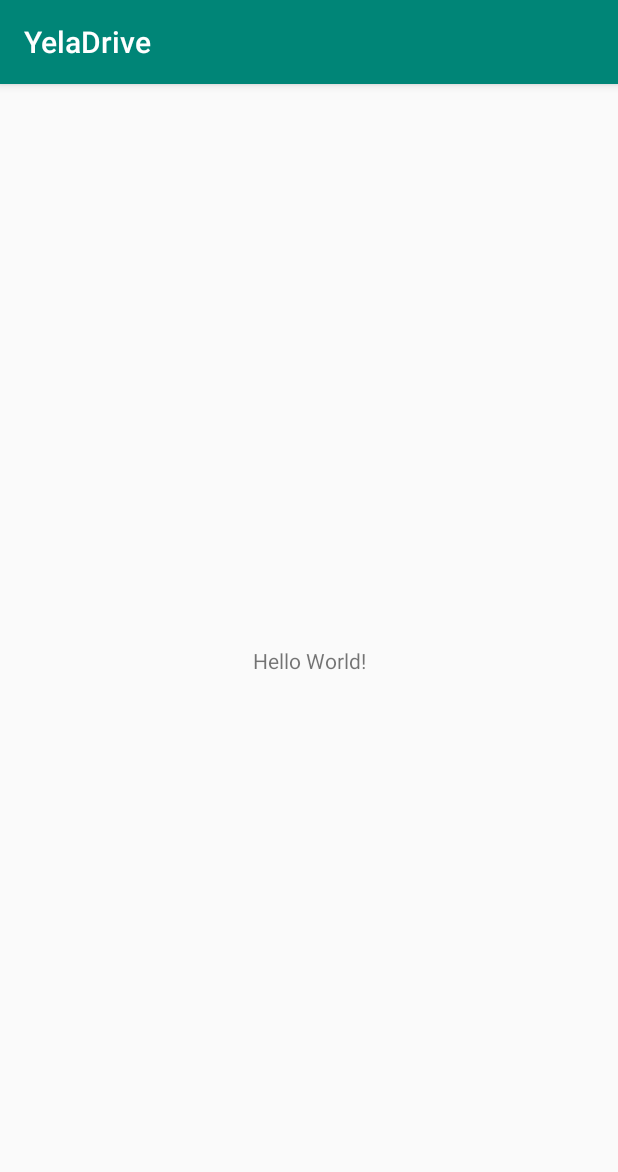
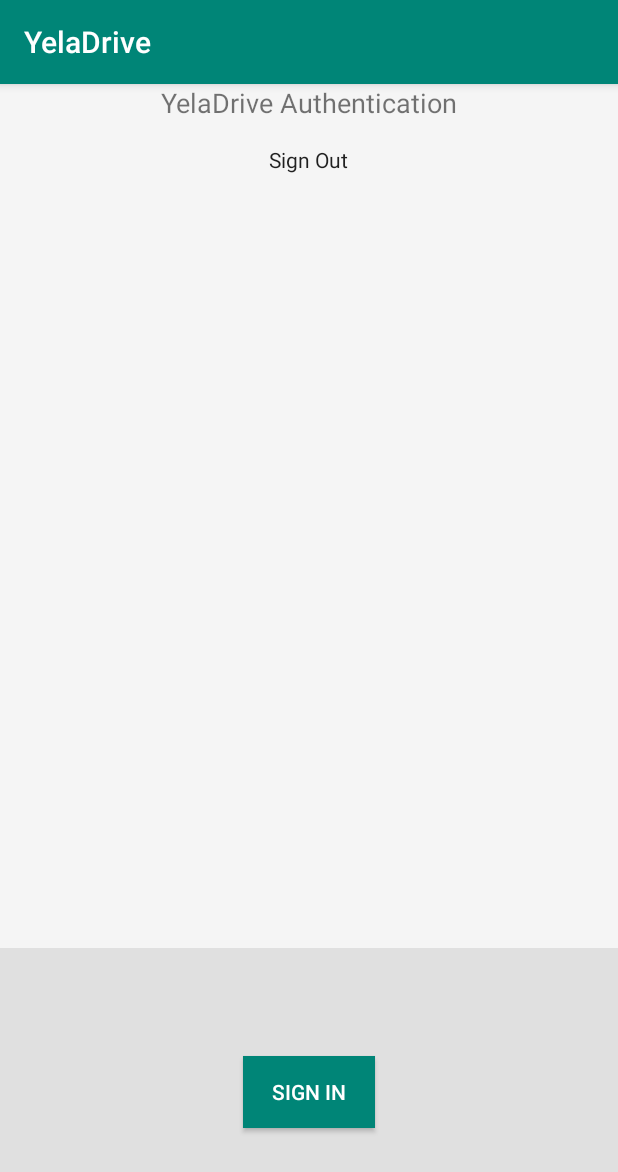
Before and after one commit to yeladrive/FrontEnd, an Android app: the screen it shows after launch (MainActivity before the commit, LoginActivity after it), on a phone screen of 412 x 824 dp. Shown: the top 1172 px of the screen. Run offline under Robolectric (Android 15) with nearby library versions, the phone set to English and light mode, and no system bars; our stand-ins replace Firebase (no records; nobody signed in at launch, a user with empty details on screens opened directly); libraries missing offline, so code that uses them is left out: com.firebase.ui.

Commit message:
sign-in implemented

```diff
--- a/app/build.gradle
+++ b/app/build.gradle
@@ -1,4 +1,5 @@
 apply plugin: 'com.android.application'
+
 
 android {
     compileSdkVersion 28
@@ -22,7 +23,11 @@ dependencies {
     implementation fileTree(dir: 'libs', include: ['*.jar'])
     implementation 'com.android.support:appcompat-v7:28.0.0'
     implementation 'com.android.support.constraint:constraint-layout:1.1.3'
+    implementation 'com.google.firebase:firebase-auth:16.1.0'
+    implementation 'com.google.firebase:firebase-core:16.0.7'
+    implementation 'com.firebaseui:firebase-ui-auth:4.3.1'
     testImplementation 'junit:junit:4.12'
     androidTestImplementation 'com.android.support.test:runner:1.0.2'
     androidTestImplementation 'com.android.support.test.espresso:espresso-core:3.0.2'
 }
+apply plugin: 'com.google.gms.google-services'
--- a/app/src/main/AndroidManifest.xml
+++ b/app/src/main/AndroidManifest.xml
@@ -9,13 +9,13 @@
         android:roundIcon="@mipmap/ic_launcher_round"
         android:supportsRtl="true"
         android:theme="@style/AppTheme">
-        <activity android:name=".MainActivity">
+        <activity android:name=".LoginActivity">
             <intent-filter>
                 <action android:name="android.intent.action.MAIN" />
-
                 <category android:name="android.intent.category.LAUNCHER" />
             </intent-filter>
         </activity>
+        <activity android:name=".MainActivity"></activity>
     </application>
 
 </manifest>
--- /dev/null
+++ b/app/src/main/java/com/example/yeladrive/LoginActivity.java
@@ -0,0 +1,118 @@
+package com.example.yeladrive;
+
+import android.content.Intent;
+import android.os.Bundle;
+import android.support.v7.app.AppCompatActivity;
+import android.view.View;
+import android.widget.TextView;
+import android.widget.Toast;
+
+import com.firebase.ui.auth.AuthUI;
+import com.google.firebase.auth.FirebaseAuth;
+import com.google.firebase.auth.FirebaseUser;
+
+import java.util.Arrays;
+import java.util.Collections;
+
+/**
+ * A login screen that offers login via email/password.
+ */
+public class LoginActivity extends AppCompatActivity implements View.OnClickListener {
+    private static final int RC_SIGN_IN = 9001;
+
+    private FirebaseAuth mAuth;
+
+    private TextView mStatusView;
+    private TextView mDetailView;
+
+    @Override
+    protected void onCreate(Bundle savedInstanceState) {
+        super.onCreate(savedInstanceState);
+        setContentView(R.layout.activity_login);
+
+        // Initialize Firebase Auth
+        mAuth = FirebaseAuth.getInstance();
+
+        mStatusView = findViewById(R.id.status);
+        mDetailView = findViewById(R.id.detail);
+
+        findViewById(R.id.signInButton).setOnClickListener(this);
+        findViewById(R.id.signOutButton).setOnClickListener(this);
+    }
+
+    @Override
+    protected void onStart() {
+        super.onStart();
+        updateUI(mAuth.getCurrentUser());
+    }
+
+    @Override
+    protected void onActivityResult(int requestCode, int resultCode, Intent data) {
+        super.onActivityResult(requestCode, resultCode, data);
+
+        if (requestCode == RC_SIGN_IN) {
+            if (resultCode == RESULT_OK) {
+                // Sign in succeeded
+                updateUI(mAuth.getCurrentUser());
+            } else {
+                // Sign in failed
+                Toast.makeText(this, "Sign In Failed", Toast.LENGTH_SHORT).show();
+                updateUI(null);
+            }
+        }
+    }
+
+    private void startSignIn() {
+        // Build FirebaseUI sign in intent. For documentation on this operation and all
+        // possible customization see: https://github.com/firebase/firebaseui-android
+        Intent intent = AuthUI.getInstance().createSignInIntentBuilder()
+                .setIsSmartLockEnabled(!BuildConfig.DEBUG)
+                .setAvailableProviders(Arrays.asList(
+                        new AuthUI.IdpConfig.EmailBuilder().build(),
+                        new AuthUI.IdpConfig.GoogleBuilder().build()))
+                .setLogo(R.mipmap.ic_launcher)
+                .build();
+
+        startActivityForResult(intent, RC_SIGN_IN);
+    }
+
+    private void updateUI(FirebaseUser user) {
+        if (user != null) {
+            Intent intent = new Intent(this, MainActivity.class);
+            startActivity(intent);
+            finish();
+
+            // Signed in
+            mStatusView.setText(getString(R.string.firebaseui_status_fmt, user.getEmail()));
+            mDetailView.setText(getString(R.string.id_fmt, user.getUid()));
+
+            findViewById(R.id.signInButton).setVisibility(View.GONE);
+            findViewById(R.id.signOutButton).setVisibility(View.VISIBLE);
+        } else {
+            // Signed out
+            mStatusView.setText(R.string.sign_out);
+            mDetailView.setText(null);
+
+            findViewById(R.id.signInButton).setVisibility(View.VISIBLE);
+            findViewById(R.id.signOutButton).setVisibility(View.GONE);
+        }
+    }
+
+    private void signOut() {
+        AuthUI.getInstance().signOut(this);
+        updateUI(null);
+    }
+
+    @Override
+    public void onClick(View view) {
+        switch (view.getId()) {
+            case R.id.signInButton:
+                startSignIn();
+                break;
+            case R.id.signOutButton:
+                signOut();
+                break;
+        }
+    }
+
+}
--- /dev/null
+++ b/app/src/main/res/layout/activity_login.xml
@@ -0,0 +1,72 @@
+<LinearLayout xmlns:android="http://schemas.android.com/apk/res/android"
+    xmlns:tools="http://schemas.android.com/tools"
+    android:id="@+id/main_layout"
+    android:layout_width="match_parent"
+    android:layout_height="match_parent"
+    android:background="@color/grey_100"
+    android:orientation="vertical"
+    android:weightSum="4">
+
+    <LinearLayout
+        android:layout_width="match_parent"
+        android:layout_height="0dp"
+        android:layout_weight="3"
+        android:gravity="center_horizontal"
+        android:orientation="vertical">
+
+        <TextView
+            android:id="@+id/titleText"
+            android:layout_width="wrap_content"
+            android:layout_height="wrap_content"
+            android:layout_marginBottom="16dp"
+            android:text="@string/label_firebase_ui"
+            android:theme="@style/ThemeOverlay.AppCompat" android:textSize="18sp"/>
+
+        <TextView
+            android:id="@+id/status"
+            android:layout_width="wrap_content"
+            android:layout_height="wrap_content"
+            style="@style/TextAppearance.AppCompat"
+            android:text="@string/signed_out"/>
+
+        <TextView
+            android:id="@+id/detail"
+            android:layout_width="wrap_content"
+            android:layout_height="wrap_content"
+            style="@style/TextAppearance.AppCompat"
+            tools:text="Firebase User ID: 123456789abc"/>
+
+    </LinearLayout>
+
+
+    <RelativeLayout
+        android:layout_width="match_parent"
+        android:layout_height="0dp"
+        android:layout_weight="1"
+        android:background="@color/grey_300"
+        android:gravity="center_vertical">
+
+        <Button
+            android:id="@+id/signInButton"
+            style="@style/Widget.AppCompat.Button.Colored"
+            android:layout_width="wrap_content"
+            android:layout_height="wrap_content"
+            android:layout_centerInParent="true"
+            android:text="@string/sign_in"
+            android:theme="@style/ThemeOverlay.MaterialComponents.Dark"
+            android:visibility="visible" android:background="@color/colorPrimary"
+            android:textColor="@android:color/white"/>
+
+        <Button
+            android:id="@+id/signOutButton"
+            style="@style/Widget.AppCompat.Button.Colored"
+            android:layout_width="wrap_content"
+            android:layout_height="wrap_content"
+            android:layout_centerInParent="true"
+            android:text="@string/sign_out"
+            android:theme="@style/ThemeOverlay.MaterialComponents.Dark"
+            android:visibility="gone" />
+
+    </RelativeLayout>
+
+</LinearLayout>
--- a/app/src/main/res/values/colors.xml
+++ b/app/src/main/res/values/colors.xml
@@ -3,4 +3,8 @@
     <color name="colorPrimary">#008577</color>
     <color name="colorPrimaryDark">#00574B</color>
     <color name="colorAccent">#D81B60</color>
+
+    <color name="grey_100">#F5F5F5</color>
+    <color name="grey_300">#E0E0E0</color>
+    <color name="grey_500">#9E9E9E</color>
 </resources>
--- a/build.gradle
+++ b/build.gradle
@@ -8,6 +8,7 @@ buildscript {
     }
     dependencies {
         classpath 'com.android.tools.build:gradle:3.3.0'
+        classpath 'com.google.gms:google-services:4.0.0'
 
         // NOTE: Do not place your application dependencies here; they belong
         // in the individual module build.gradle files
```
Also changed, not shown: app/src/main/java/com/example/yeladrive/MainActivity.java (+7 -0 lines), app/src/main/res/values/strings.xml (+103 -0 lines).
